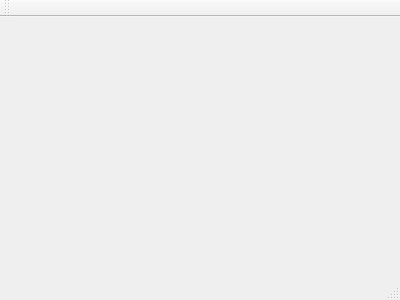
Qt form mainwindow.ui (guolisen/Aardvark) before a commit.
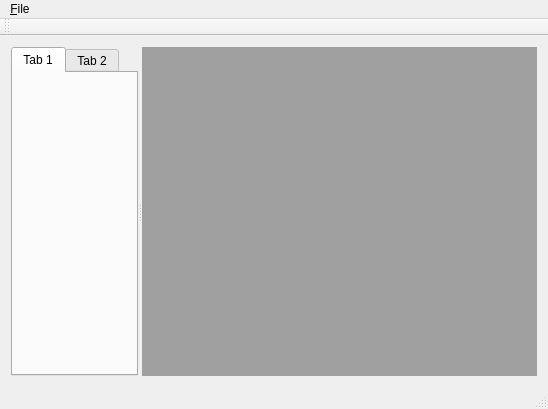
The same form after that commit.

Diff of the .ui file:
```diff
--- a/mainwindow.ui
+++ b/mainwindow.ui
@@ -1,24 +1,86 @@
 <ui version="4.0">
  <class>MainWindow</class>
- <widget class="QMainWindow" name="MainWindow" >
-  <property name="geometry" >
+ <widget class="QMainWindow" name="MainWindow">
+  <property name="geometry">
    <rect>
     <x>0</x>
     <y>0</y>
-    <width>400</width>
-    <height>300</height>
+    <width>548</width>
+    <height>409</height>
    </rect>
   </property>
   <property name="windowTitle" >
    <string>MainWindow</string>
   </property>
-  <widget class="QMenuBar" name="menuBar" />
-  <widget class="QToolBar" name="mainToolBar" />
-  <widget class="QWidget" name="centralWidget" />
-  <widget class="QStatusBar" name="statusBar" />
+  <widget class="QWidget" name="centralWidget">
+   <layout class="QHBoxLayout" name="horizontalLayout">
+    <item>
+     <widget class="QSplitter" name="splitter">
+      <property name="orientation">
+       <enum>Qt::Horizontal</enum>
+      </property>
+      <property name="childrenCollapsible">
+       <bool>false</bool>
+      </property>
+      <widget class="QTabWidget" name="tabWidget">
+       <property name="maximumSize">
+        <size>
+         <width>500</width>
+         <height>16777215</height>
+        </size>
+       </property>
+       <property name="currentIndex">
+        <number>0</number>
+       </property>
+       <widget class="QWidget" name="tab">
+        <attribute name="title">
+         <string>Tab 1</string>
+        </attribute>
+       </widget>
+       <widget class="QWidget" name="tab_2">
+        <attribute name="title">
+         <string>Tab 2</string>
+        </attribute>
+       </widget>
+      </widget>
+      <widget class="QMdiArea" name="mdiArea"/>
+     </widget>
+    </item>
+   </layout>
+  </widget>
+  <widget class="QMenuBar" name="menuBar">
+   <property name="geometry">
+    <rect>
+     <x>0</x>
+     <y>0</y>
+     <width>548</width>
+     <height>17</height>
+    </rect>
+   </property>
+   <widget class="QMenu" name="menu_File">
+    <property name="title">
+     <string>&amp;File</string>
+    </property>
+    <addaction name="action_Open"/>
+   </widget>
+   <addaction name="menu_File"/>
+  </widget>
+  <widget class="QToolBar" name="mainToolBar">
+   <attribute name="toolBarArea">
+    <enum>TopToolBarArea</enum>
+   </attribute>
+   <attribute name="toolBarBreak">
+    <bool>true</bool>
+   </attribute>
+  </widget>
+  <widget class="QStatusBar" name="statusBar"/>
+  <action name="action_Open">
+   <property name="text">
+    <string>&amp;Open</string>
+   </property>
+  </action>
  </widget>
- <layoutDefault spacing="6" margin="11" />
- <pixmapfunction></pixmapfunction>
+ <layoutdefault spacing="6" margin="11"/>
  <resources/>
  <connections/>
 </ui>
```
Left out of the diff: 3 changed lines with no effect on the pictures.
